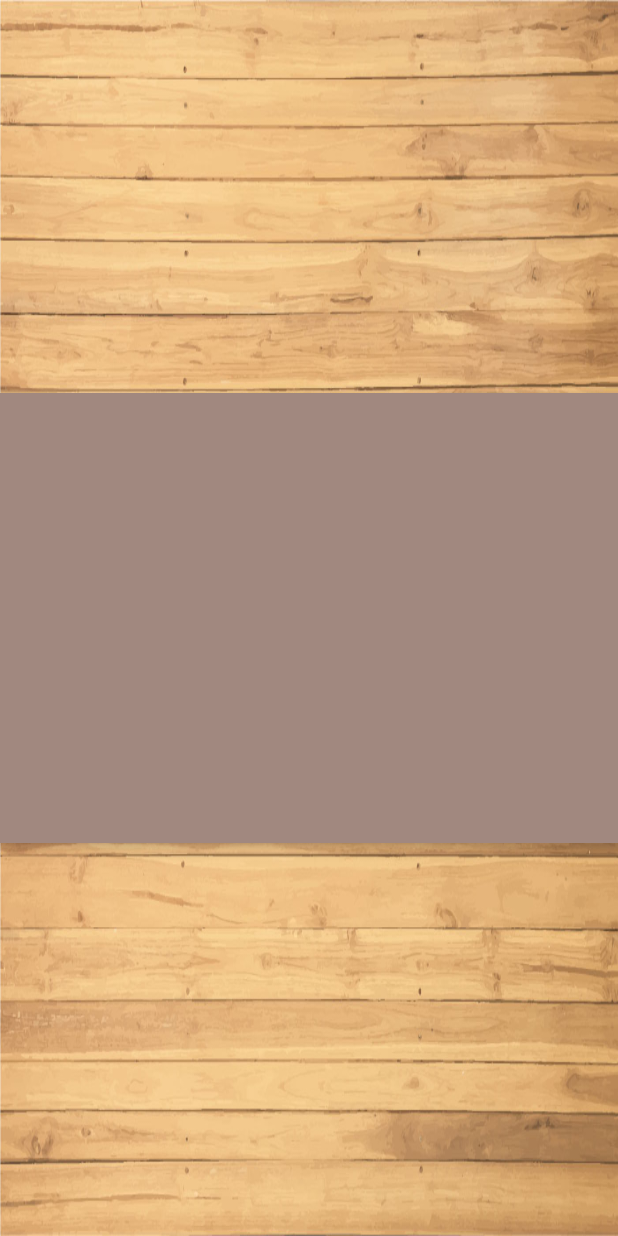
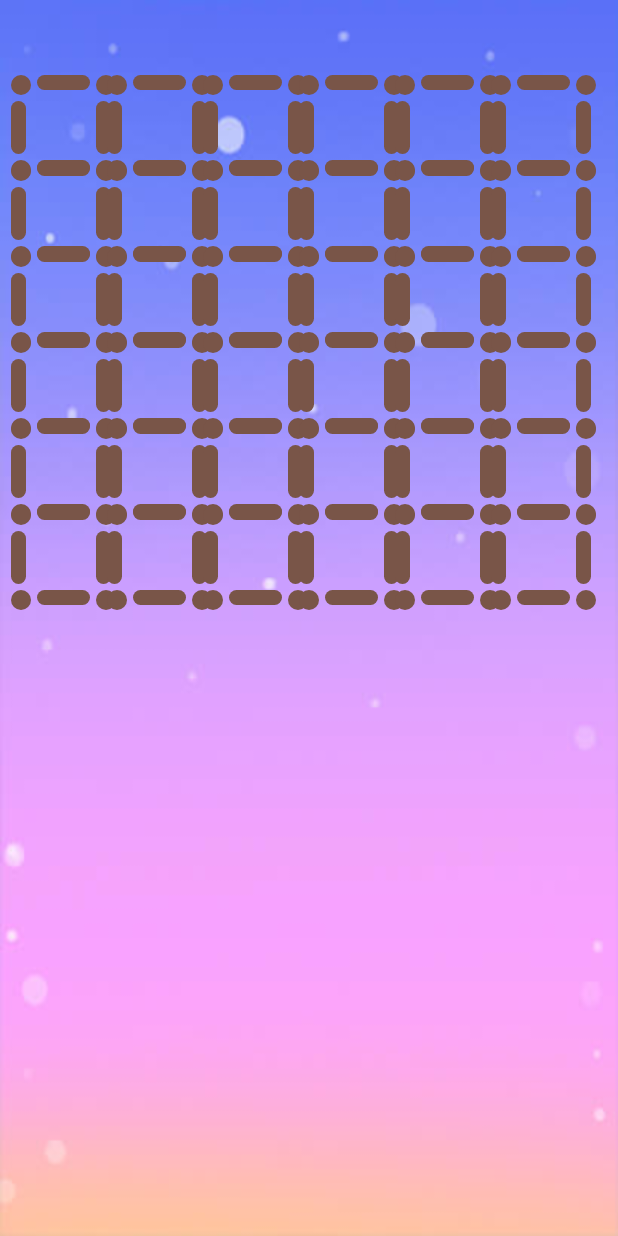
Before and after one commit to AliNoorkazemi/palto, an Android app: the DotAndBoxPageActivity screen opened directly, with no data from a screen before it, on a phone screen of 412 x 824 dp. Run offline under Robolectric (Android 15) with nearby library versions, the phone set to English and light mode, and no system bars.

Commit message:
Add basic Dots and Boxes game.

```diff
--- a/app/src/main/AndroidManifest.xml
+++ b/app/src/main/AndroidManifest.xml
@@ -12,7 +12,7 @@
         android:roundIcon="@mipmap/ic_launcher_round"
         android:supportsRtl="true"
         android:theme="@style/AppTheme">
-        <activity android:name=".game.DotAndBoxPageActivity" android:theme="@style/NoActionBar"></activity>
+        <activity android:name=".game.dotsandboxes.DotAndBoxPageActivity" android:theme="@style/NoActionBar"></activity>
         <activity android:name=".profile.EditProfileActivity"
             android:theme="@style/NoActionBar">
         </activity>
--- a/app/src/main/java/com/example/plato/game/DotAndBoxPageActivity.java
+++ b/app/src/main/java/com/example/plato/game/dotsandboxes/DotAndBoxPageActivity.java
@@ -1,8 +1,9 @@
-package com.example.plato.game;
+package com.example.plato.game.dotsandboxes;
 
 import androidx.appcompat.app.AppCompatActivity;
 
 import android.os.Bundle;
+import android.widget.GridView;
 
 import com.example.plato.R;
 
@@ -16,7 +17,10 @@ public class DotAndBoxPageActivity extends AppCompatActivity {
         super.onCreate(savedInstanceState);
         setContentView(R.layout.activity_dot_and_box_page);
 
+        GridView gridView = findViewById(R.id.grid_view_dots_and_boxes);
 
+        GridViewDotsAndBoxesAdapter adapter = new GridViewDotsAndBoxesAdapter(DotAndBoxPageActivity.this);
+        gridView.setAdapter(adapter);
 
     }
 }
--- /dev/null
+++ b/app/src/main/java/com/example/plato/game/dotsandboxes/GridViewDotsAndBoxesAdapter.java
@@ -0,0 +1,96 @@
+package com.example.plato.game.dotsandboxes;
+
+import android.content.Context;
+import android.view.LayoutInflater;
+import android.view.View;
+import android.view.ViewGroup;
+import android.widget.BaseAdapter;
+import android.widget.ImageView;
+
+import com.example.plato.R;
+
+import java.util.ArrayList;
+
+public class GridViewDotsAndBoxesAdapter extends BaseAdapter {
+
+    private LayoutInflater inflater;
+    Context context;
+    ArrayList<ViewHolder> viewHolders;
+
+    GridViewDotsAndBoxesAdapter(Context context){
+        this.context = context;
+        this.viewHolders = new ArrayList<>(36);
+        inflater = LayoutInflater.from(context);
+    }
+
+
+    @Override
+    public int getCount() {
+        return 36;
+    }
+
+    @Override
+    public ViewHolder getItem(int position) {
+        return this.viewHolders.get(position);
+    }
+
+    @Override
+    public long getItemId(int position) {
+        return 0;
+    }
+
+    @Override
+    public View getView(int position, View convertView, ViewGroup parent) {
+        ViewHolder viewHolder ;
+        if ( convertView == null) {
+            convertView = inflater.inflate(R.layout.item_sample_in_dot_box,parent,false);
+            viewHolder = new ViewHolder();
+            viewHolder.line_horizontal_left = convertView.findViewById(R.id.iv_itemIn_dotBox_lineleft);
+            viewHolder.line_horizontal_right = convertView.findViewById(R.id.iv_itemIn_dotBox_lineright);
+            viewHolder.line_vertical_top  = convertView.findViewById(R.id.iv_itemIn_dotBox_linetop);
+            viewHolder.line_vertical_bottom = convertView.findViewById(R.id.iv_itemIn_dotBox_linebottom);
+            convertView.setTag(viewHolder);
+            this.viewHolders.add(position,viewHolder);
+        }else{
+            viewHolder = (ViewHolder) convertView.getTag();
+        }
+
+
+        viewHolder.line_vertical_top.setOnClickListener(new View.OnClickListener() {
+            @Override
+            public void onClick(View v) {
+                int color = context.getResources().getColor(R.color.colorPrimary);
+                viewHolder.line_vertical_top.setBackgroundColor(color);
+            }
+        });
+        viewHolder.line_vertical_bottom.setOnClickListener(new View.OnClickListener(){
+            @Override
+            public void onClick(View v) {
+                int color = context.getResources().getColor(R.color.colorPrimary);
+                viewHolder.line_vertical_bottom.setBackgroundColor(color);
+            }
+        });
+        viewHolder.line_horizontal_left.setOnClickListener(new View.OnClickListener() {
+            @Override
+            public void onClick(View v) {
+                int color = context.getResources().getColor(R.color.colorPrimary);
+                viewHolder.line_horizontal_left.setBackgroundColor(color);
+            }
+        });
+        viewHolder.line_horizontal_right.setOnClickListener(new View.OnClickListener() {
+            @Override
+            public void onClick(View v) {
+                int color = context.getResources().getColor(R.color.colorPrimary);
+                viewHolder.line_horizontal_right.setBackgroundColor(color);
+            }
+        });
+        return convertView;
+    }
+
+    private static class ViewHolder{
+        private ImageView line_vertical_top;
+        private ImageView line_vertical_bottom;
+        private ImageView line_horizontal_left;
+        private ImageView line_horizontal_right;
+    }
+}
--- a/app/src/main/res/layout/activity_dot_and_box_page.xml
+++ b/app/src/main/res/layout/activity_dot_and_box_page.xml
@@ -1,24 +1,30 @@
 <?xml version="1.0" encoding="utf-8"?>
-<RelativeLayout xmlns:android="http://schemas.android.com/apk/res/android"
+<androidx.constraintlayout.widget.ConstraintLayout xmlns:android="http://schemas.android.com/apk/res/android"
     xmlns:app="http://schemas.android.com/apk/res-auto"
+    android:layout_width="match_parent"
     xmlns:tools="http://schemas.android.com/tools"
-    android:layout_width="match_parent"
+    android:id="@+id/constraintLayout"
     android:layout_height="match_parent"
-    android:background="@drawable/woodbackground"
-    tools:context=".game.DotAndBoxPageActivity">
+    android:background="@drawable/dots_and_boxes_background">
+
+    <GridView
+        android:id="@+id/grid_view_dots_and_boxes"
+        android:layout_width="match_parent"
+        android:layout_height="match_parent"
+        android:horizontalSpacing="-20dp"
+        android:numColumns="6"
+        android:paddingStart="7dp"
+        android:paddingTop="50dp"
+        android:paddingEnd="0dp"
+        android:paddingBottom="90dp"
+        android:verticalSpacing="-13dp"
+        android:listSelector="@android:color/transparent"
+        app:layout_constraintBottom_toBottomOf="parent"
+        app:layout_constraintEnd_toEndOf="parent"
+        app:layout_constraintHorizontal_bias="0.0"
+        app:layout_constraintStart_toStartOf="parent"
+        app:layout_constraintTop_toTopOf="parent"
+        app:layout_constraintVertical_bias="0.0" />
 
 
-    <androidx.recyclerview.widget.RecyclerView
-        android:layout_width="match_parent"
-        android:id="@+id/rc_dotAndBoxPage_boxesRecyclerView"
-        android:layout_height="300dp"
-        android:layout_centerInParent="true"
-        android:background="#A1887F"
-        android:elevation="5dp">
-
-    </androidx.recyclerview.widget.RecyclerView>
-
-
-
-
-</RelativeLayout>
+</androidx.constraintlayout.widget.ConstraintLayout>
--- a/app/src/main/res/layout/item_sample_in_dot_box.xml
+++ b/app/src/main/res/layout/item_sample_in_dot_box.xml
@@ -4,48 +4,48 @@
     android:layout_height="wrap_content">
 
     <ImageView
-        android:layout_width="wrap_content"
+        android:layout_width="13dp"
         android:id="@+id/iv_itemIn_dotBox_circle1"
-        android:layout_height="wrap_content"
+        android:layout_height="13dp"
         android:background="@drawable/brown_circle_boarder"/>
 
     <ImageView
-        android:layout_width="100dp"
+        android:layout_width="35dp"
         android:id="@+id/iv_itemIn_dotBox_linetop"
-        android:layout_height="24dp"
+        android:layout_height="10dp"
         android:layout_marginLeft="4dp"
         android:layout_toRightOf="@id/iv_itemIn_dotBox_circle1"
         android:background="@drawable/brown_rectangle"/>
 
     <ImageView
-        android:layout_width="wrap_content"
+        android:layout_width="13dp"
         android:id="@+id/iv_itemIn_dotBox_circle2"
-        android:layout_height="wrap_content"
+        android:layout_height="13dp"
         android:layout_marginLeft="4dp"
         android:layout_toRightOf="@id/iv_itemIn_dotBox_linetop"
         android:background="@drawable/brown_circle_boarder"/>
 
     <ImageView
-        android:layout_width="24dp"
+        android:layout_width="10dp"
         android:id="@+id/iv_itemIn_dotBox_lineleft"
-        android:layout_height="100dp"
+        android:layout_height="35dp"
         android:layout_marginTop="4dp"
         android:layout_below="@id/iv_itemIn_dotBox_circle1"
         android:background="@drawable/brown_rectangle"/>
 
 
     <ImageView
-        android:layout_width="wrap_content"
+        android:layout_width="13dp"
         android:id="@+id/iv_itemIn_dotBox_circle3"
-        android:layout_height="wrap_content"
+        android:layout_height="13dp"
         android:layout_marginTop="4dp"
         android:layout_below="@id/iv_itemIn_dotBox_lineleft"
         android:background="@drawable/brown_circle_boarder"/>
 
     <ImageView
-        android:layout_width="100dp"
+        android:layout_width="35dp"
         android:id="@+id/iv_itemIn_dotBox_linebottom"
-        android:layout_height="24dp"
+        android:layout_height="10dp"
         android:layout_marginLeft="4dp"
         android:layout_marginTop="4dp"
         android:layout_below="@id/iv_itemIn_dotBox_lineleft"
@@ -53,9 +53,9 @@
         android:background="@drawable/brown_rectangle"/>
 
     <ImageView
-        android:layout_width="24dp"
+        android:layout_width="10dp"
         android:id="@+id/iv_itemIn_dotBox_lineright"
-        android:layout_height="100dp"
+        android:layout_height="35dp"
         android:layout_marginTop="4dp"
         android:layout_marginLeft="4dp"
         android:layout_toRightOf="@id/iv_itemIn_dotBox_linetop"
@@ -65,9 +65,9 @@
 
 
     <ImageView
-        android:layout_width="wrap_content"
+        android:layout_width="13dp"
         android:id="@+id/iv_itemIn_dotBox_circle4"
-        android:layout_height="wrap_content"
+        android:layout_height="13dp"
         android:layout_marginTop="4dp"
         android:layout_toRightOf="@id/iv_itemIn_dotBox_linebottom"
         android:layout_below="@id/iv_itemIn_dotBox_lineright"
```
Also changed, not shown: app/src/main/java/com/example/plato/game/dotsandboxes/DotsAndBoxesListener.java (added, +41 -0 lines), app/src/main/res/drawable/dots_and_boxes_background.jpeg (added).
